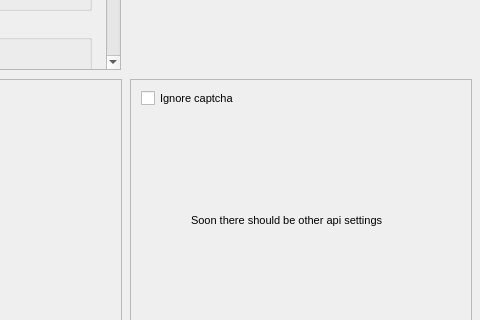
First picture: the form in dialogs/settings_dialog.ui, repository jeyboy/playo3, before the edit; both pictures show x 570 to 1050 and y 521 to 841 of the 1050 by 949 pixel window.
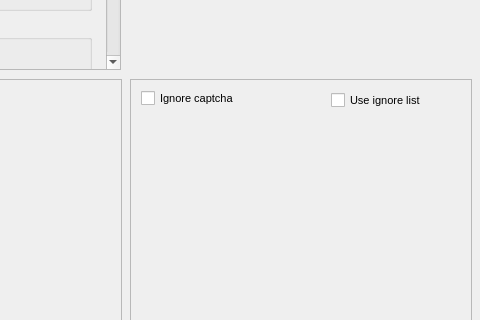
Second picture: the form after the edit.

Commit message: add ignore list settings

```diff
--- a/dialogs/settings_dialog.ui
+++ b/dialogs/settings_dialog.ui
@@ -2015,17 +2015,17 @@
       <string>Ignore captcha</string>
      </property>
     </widget>
-    <widget class="QLabel" name="label_31">
+    <widget class="QCheckBox" name="useIgnoreList">
      <property name="geometry">
       <rect>
-       <x>60</x>
-       <y>130</y>
-       <width>211</width>
-       <height>21</height>
+       <x>200</x>
+       <y>10</y>
+       <width>111</width>
+       <height>20</height>
       </rect>
      </property>
      <property name="text">
-      <string>Soon there should be other api settings</string>
+      <string>Use ignore list</string>
      </property>
     </widget>
    </widget>
```
The commit also changes 15 other files.
